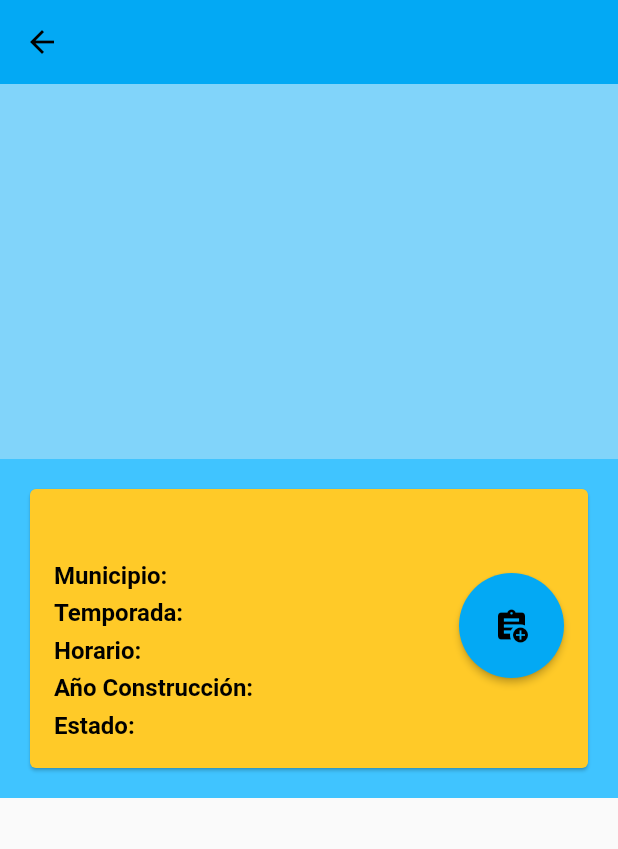
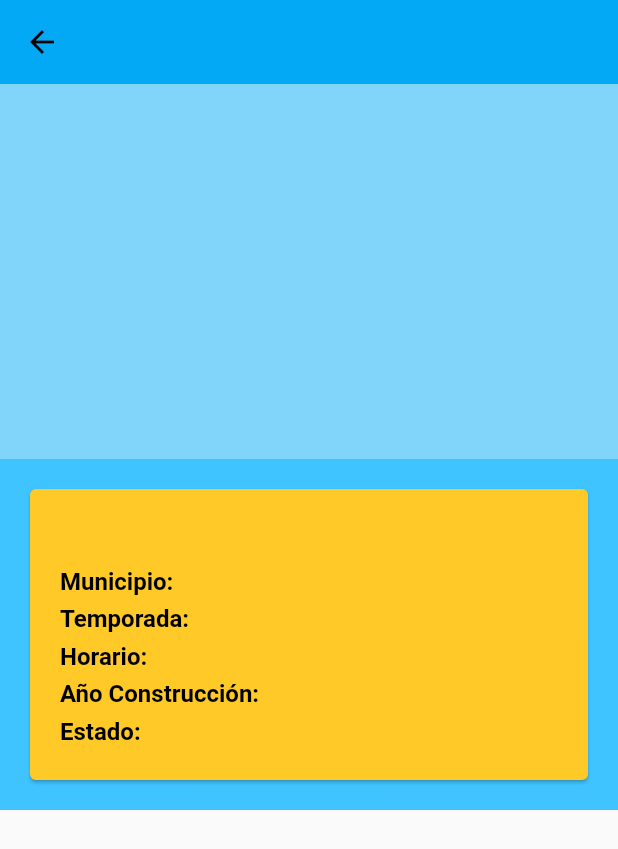
Before and after one commit to iferrerf/RuralSport-iferrerf, a Flutter app: the TP_detalle_pistas screen opened directly with empty values, on a phone screen of 412 x 824 dp. Shown: the top 849 px of the screen. Run offline on Flutter 3.47's test engine with Material 2 defaults, Android fonts, the phone set to English and light mode, and no system bars; drawn by our look-alikes of card_swiper; our stand-ins replace animated_splash_screen, cloud_firestore, firebase_auth, firebase_core, flutter_login, flutter_map and 5 more; missing offline and left inert: mongo_dart; accounts and stored records are empty.

Commit message:
widget personalizado de pistas cliente y admin

```diff
--- a/lib/pages/pistas/pistas_page.dart
+++ b/lib/pages/pistas/pistas_page.dart
@@ -2,6 +2,7 @@ import 'dart:convert';
 
 import 'package:flutter/material.dart';
 import 'package:flutter_app_final_iferrerf/widgetsPersonalizados/TP_detalle_pistas.dart';
+import 'package:flutter_app_final_iferrerf/widgetsPersonalizados/TP_detalle_pistas_admin.dart';
 
 import 'package:http/http.dart' as http;
 
--- a/lib/widgetsPersonalizados/TP_detalle_pistas.dart
+++ b/lib/widgetsPersonalizados/TP_detalle_pistas.dart
@@ -43,11 +43,8 @@ class TP_detalle_pistas extends StatelessWidget {
                 margin: EdgeInsets.all(10.0),
                 borderOnForeground: true,
                 child: Padding(
-                  padding: const EdgeInsets.all(16.0),
-                  child: Stack(
-                    children: [
-                      Column(
-                        crossAxisAlignment: CrossAxisAlignment.start,
+                  padding: const EdgeInsets.all(20.0),
+                  child: Column(
                     children: [
                       Align(
                         alignment: Alignment.center,
@@ -62,28 +59,14 @@ class TP_detalle_pistas extends StatelessWidget {
                       SizedBox(height: 8),
                       _buildInfoRow(
                           'Municipio:', lugar, Colors.black, Colors.blue),
-                          _buildInfoRow('Temporada:', temporada, Colors.black,
-                              Colors.blue),
+                      _buildInfoRow(
+                          'Temporada:', temporada, Colors.black, Colors.blue),
                       _buildInfoRow(
                           'Horario:', horario, Colors.black, Colors.blue),
                       _buildInfoRow('Año Construcción:', anoConstruccion,
                           Colors.black, Colors.blue),
                       _buildInfoRow(
                           'Estado:', estado, Colors.black, Colors.blue),
-                        ],
-                      ),
-                      Positioned(
-                        top: 40,
-                        right: 0,
-                        child: ElevatedButton(
-                          onPressed: () {
-                            // Acción del botón
-                          },
-                          child: Icon(Icons.assignment_add),
-                          style: ElevatedButton.styleFrom(
-                              shape: CircleBorder(), fixedSize: Size(70, 70)),
-                        ),
-                      ),
                     ],
                   ),
                 ),
@@ -101,7 +84,11 @@ class TP_detalle_pistas extends StatelessWidget {
       padding: const EdgeInsets.symmetric(vertical: 3.0),
       child: Row(
         children: [
-          Text(
+          Expanded(
+            flex: 4,
+            child: Align(
+              alignment: Alignment.centerLeft,
+              child: Text(
                 title,
                 style: TextStyle(
                   fontSize: 16,
@@ -109,12 +96,19 @@ class TP_detalle_pistas extends StatelessWidget {
                   color: titleColor,
                 ),
               ),
-          SizedBox(width: 5),
-          Text(
+            ),
+          ),
+          Expanded(
+            flex: 3,
+            child: Align(
+              alignment: Alignment.centerLeft,
+              child: Text(
                 data,
                 style: TextStyle(
                   fontSize: 16,
                   color: dataColor,
+                ),
+              ),
             ),
           ),
         ],
```
Also changed, not shown: lib/widgetsPersonalizados/TP_detalle_pistas_admin.dart (added, +148 -0 lines). Lines whose indentation alone changed are shown as unchanged.
